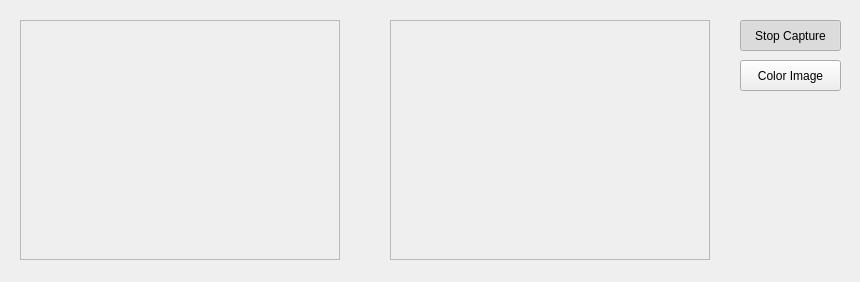
First picture: the form in Prac3/mainwindow.ui, repository dgallards/VisionArtificial, before the edit.
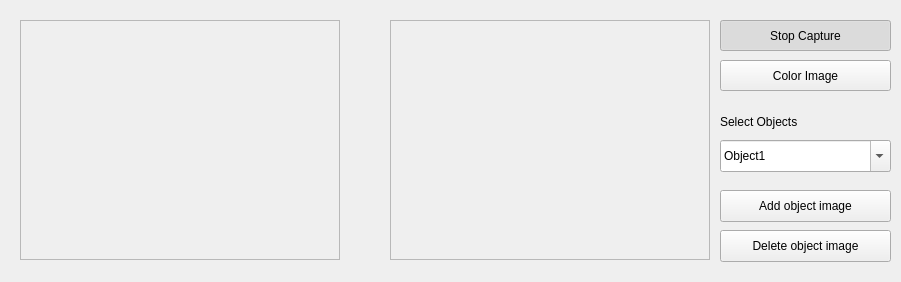
Second picture: the form after the edit.

Patch:
```diff
--- a/Prac3/mainwindow.ui
+++ b/Prac3/mainwindow.ui
@@ -6,7 +6,7 @@
    <rect>
     <x>0</x>
     <y>0</y>
-    <width>860</width>
+    <width>901</width>
     <height>282</height>
    </rect>
   </property>
@@ -48,9 +48,9 @@
   <widget class="QPushButton" name="captureButton">
    <property name="geometry">
     <rect>
-     <x>740</x>
+     <x>720</x>
      <y>20</y>
-     <width>101</width>
+     <width>171</width>
      <height>31</height>
     </rect>
    </property>
@@ -67,9 +67,9 @@
   <widget class="QPushButton" name="colorButton">
    <property name="geometry">
     <rect>
-     <x>740</x>
+     <x>720</x>
      <y>60</y>
-     <width>101</width>
+     <width>171</width>
      <height>31</height>
     </rect>
    </property>
@@ -83,6 +83,76 @@
     <bool>false</bool>
    </property>
   </widget>
+  <widget class="QLabel" name="label">
+   <property name="geometry">
+    <rect>
+     <x>720</x>
+     <y>110</y>
+     <width>121</width>
+     <height>24</height>
+    </rect>
+   </property>
+   <property name="text">
+    <string>Select Objects</string>
+   </property>
+  </widget>
+  <widget class="QComboBox" name="selectObjectComboBox">
+   <property name="geometry">
+    <rect>
+     <x>720</x>
+     <y>140</y>
+     <width>171</width>
+     <height>32</height>
+    </rect>
+   </property>
+   <property name="editable">
+    <bool>true</bool>
+   </property>
+   <property name="insertPolicy">
+    <enum>QComboBox::InsertAtCurrent</enum>
+   </property>
+   <item>
+    <property name="text">
+     <string>Object1</string>
+    </property>
+   </item>
+   <item>
+    <property name="text">
+     <string>Object2</string>
+    </property>
+   </item>
+   <item>
+    <property name="text">
+     <string>Object3</string>
+    </property>
+   </item>
+  </widget>
+  <widget class="QPushButton" name="addObjectButton">
+   <property name="geometry">
+    <rect>
+     <x>720</x>
+     <y>190</y>
+     <width>171</width>
+     <height>32</height>
+    </rect>
+   </property>
+   <property name="text">
+    <string>Add object image</string>
+   </property>
+  </widget>
+  <widget class="QPushButton" name="DeleteObjectButton">
+   <property name="geometry">
+    <rect>
+     <x>720</x>
+     <y>230</y>
+     <width>171</width>
+     <height>32</height>
+    </rect>
+   </property>
+   <property name="text">
+    <string>Delete object image</string>
+   </property>
+  </widget>
  </widget>
  <resources/>
  <connections/>
```
